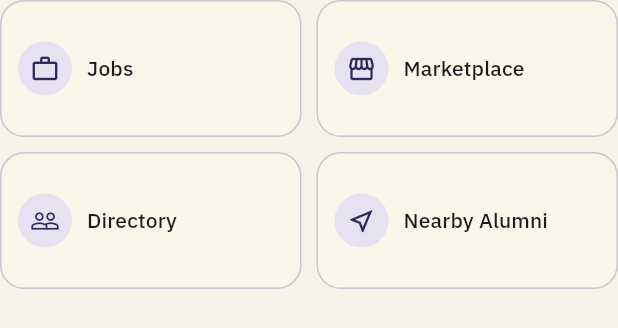
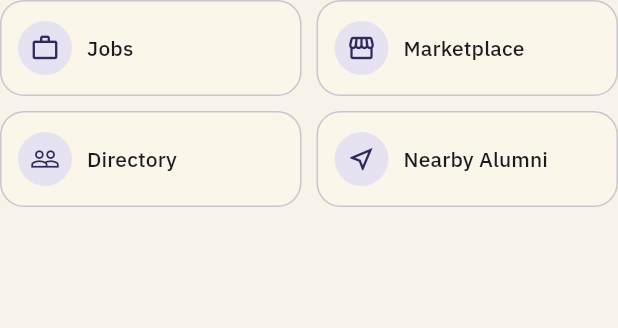
Before and after one commit to FarrelAlfarabi/Undip-Alumni-Connect, a Flutter app: the _QuickActions widget shown alone on an empty page, opened directly with empty values, on a phone screen of 412 x 824 dp. Shown: the top 328 px of the screen. Run offline on Flutter 3.47's test engine with Material 3 defaults, Android fonts, the phone set to English and light mode, and no system bars; our stand-ins replace file_picker, flutter_dotenv, flutter_secure_storage, google_fonts, local_auth, supabase_flutter; accounts and stored records are empty; network calls fail.

Commit message:
Fix oversized home quick-action tiles on desktop (#5)
Claude-Session: https://claude.ai/code/session_01Hx6Qg4gAWHCNdyXSfeBpVR

Co-authored-by: Claude <noreply@anthropic.com>

```diff
--- a/lib/screens/home_screen.dart
+++ b/lib/screens/home_screen.dart
@@ -256,13 +256,18 @@ class _QuickActions extends StatelessWidget {
 
   @override
   Widget build(BuildContext context) {
-    return GridView.count(
+    // Fixed tile height (not an aspect ratio) so tiles don't balloon on wide
+    // screens; four across on desktop-width layouts.
+    final wide = MediaQuery.sizeOf(context).width >= 700;
+    return GridView(
       shrinkWrap: true,
       physics: const NeverScrollableScrollPhysics(),
-      crossAxisCount: 2,
-      mainAxisSpacing: 10,
-      crossAxisSpacing: 10,
-      childAspectRatio: 2.2,
+      gridDelegate: SliverGridDelegateWithFixedCrossAxisCount(
+        crossAxisCount: wide ? 4 : 2,
+        mainAxisSpacing: 10,
+        crossAxisSpacing: 10,
+        mainAxisExtent: 64,
+      ),
       children: [
         _Tile(
           key: const Key('tile-jobs'),
```
